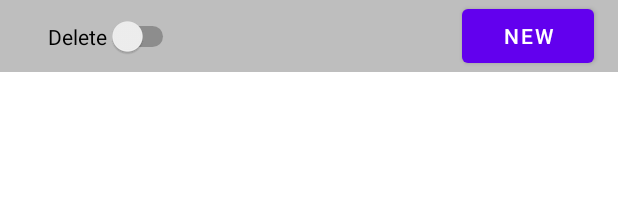
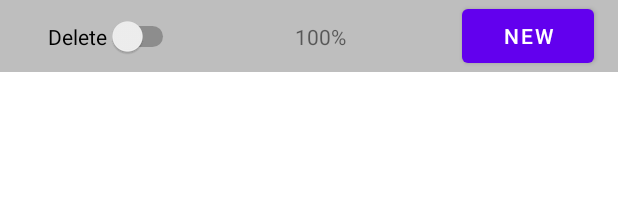
Before and after one commit to kmt81282/myContactList, an Android app: the layout activity_contact_list.xml on its own in the app's theme, with its tools: preview values and no code run, on a phone screen of 412 x 824 dp. Shown: the top 220 px of the screen. Run offline under Robolectric (Android 15) with nearby library versions, the phone set to English and light mode, and no system bars.

Commit message:
8.1 - 8.2 Comp Succ Run

```diff
--- a/app/src/main/res/layout/activity_contact_list.xml
+++ b/app/src/main/res/layout/activity_contact_list.xml
@@ -34,6 +34,19 @@
             app:layout_constraintBottom_toBottomOf="parent"
             app:layout_constraintEnd_toEndOf="parent"
             app:layout_constraintTop_toTopOf="parent" />
+
+        <TextView
+            android:id="@+id/textBatteryLevel"
+            android:layout_width="wrap_content"
+            android:layout_height="wrap_content"
+            android:layout_marginStart='8dp'
+            android:layout_marginTop="8dp"
+            android:layout_marginEnd='8dp'
+            android:layout_marginBottom="8dp"
+            android:text="100%"
+            app:layout_constraintBaseline_toBaselineOf="@id/switchDelete"
+            app:layout_constraintEnd_toStartOf="@id/buttonAddContact"
+            app:layout_constraintStart_toEndOf="@id/switchDelete"/>
     </androidx.constraintlayout.widget.ConstraintLayout>
 
     <LinearLayout
```
Also changed, not shown: app/src/main/java/com/example/mycontactslistv3/ContactListActivity.java (+20 -0 lines).
